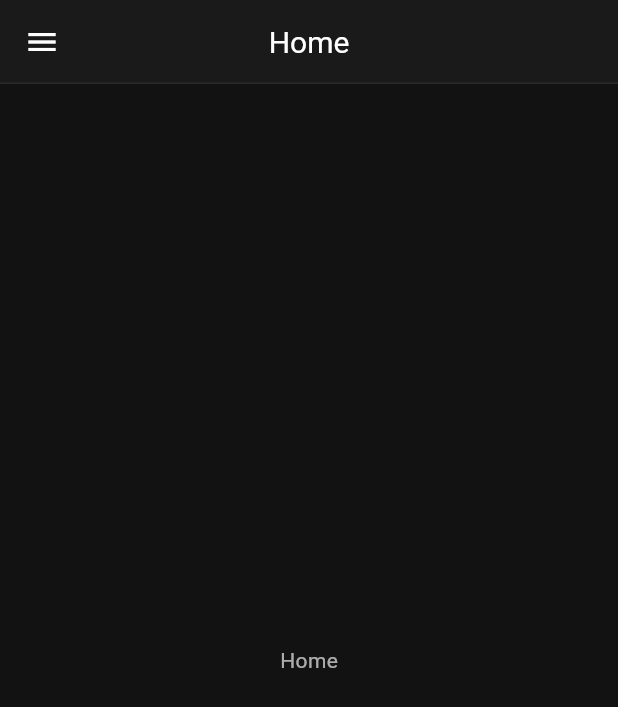
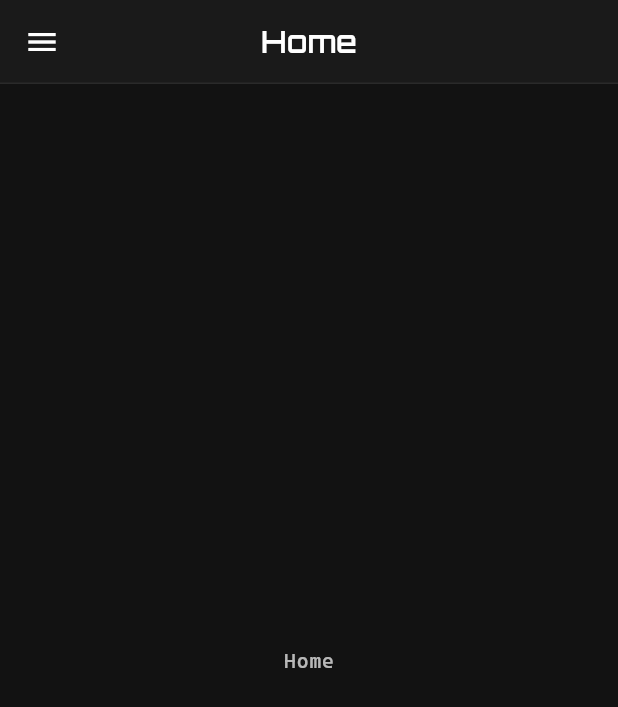
Before and after one commit to neurothrone/neurothrone-tech, a Flutter app: the screen it shows after launch, on a phone screen of 412 x 824 dp. Shown: the top 707 px of the screen. Run offline on Flutter 3.47's test engine with Material 3 defaults, Android fonts, the phone set to English and light mode, and no system bars; our stand-ins replace dio, flutter_dotenv, flutter_riverpod, freezed_annotation, get_it, go_router and 2 more.

Commit message:
feat: integrate Google Fonts and update text styles in theme.dart for improved typography

```diff
--- a/lib/src/core/ui/theme/theme.dart
+++ b/lib/src/core/ui/theme/theme.dart
@@ -1,4 +1,6 @@
 import 'package:flutter/material.dart';
+
+import 'package:google_fonts/google_fonts.dart';
 
 const Color primaryColor = Color(0xFF9F00FF); // Vivid Violet
 const Color surfaceDark = Color(0xFF1E1E1E);
@@ -40,12 +42,16 @@ final ThemeData appTheme = ThemeData(
     onSecondary: Colors.white70,
     onSurface: Colors.white,
   ),
-  appBarTheme: const AppBarTheme(
+  appBarTheme: AppBarTheme(
     backgroundColor: panelDark,
     elevation: 0,
-    iconTheme: IconThemeData(color: Colors.white),
-    titleTextStyle: TextStyle(color: Colors.white, fontSize: 20),
-    shape: Border(bottom: borderDividerStyle),
+    iconTheme: const IconThemeData(color: Colors.white),
+    titleTextStyle: GoogleFonts.orbitron(
+      color: Colors.white,
+      fontSize: 20,
+      fontWeight: FontWeight.w600,
+    ),
+    shape: const Border(bottom: borderDividerStyle),
   ),
   drawerTheme: const DrawerThemeData(
     backgroundColor: panelDark,
@@ -53,22 +59,67 @@ final ThemeData appTheme = ThemeData(
   navigationRailTheme: NavigationRailThemeData(
     backgroundColor: panelDark,
     selectedIconTheme: const IconThemeData(color: primaryColor),
-    selectedLabelTextStyle: const TextStyle(
-      color: primaryColor,
-      fontWeight: FontWeight.w400,
-    ),
     unselectedIconTheme: IconThemeData(
       color: Colors.white.withValues(alpha: 0.6),
     ),
-    unselectedLabelTextStyle: TextStyle(
-      color: Colors.white.withValues(alpha: 0.6),
+    selectedLabelTextStyle: GoogleFonts.orbitron(
+      color: primaryColor,
+      fontWeight: FontWeight.w500,
+      fontSize: 14,
+    ),
+    unselectedLabelTextStyle: GoogleFonts.orbitron(
+      color: Colors.white.withValues(alpha: 0.65),
+      fontWeight: FontWeight.w400,
+      fontSize: 14,
     ),
     indicatorColor: primaryColor.withValues(alpha: 0.2),
   ),
-  textTheme: TextTheme(
-    bodyLarge: TextStyle(color: Colors.white.withValues(alpha: 0.87)),
-    bodyMedium: TextStyle(color: Colors.white.withValues(alpha: 0.65)),
-    labelLarge: const TextStyle(fontWeight: FontWeight.w500),
+  textTheme: ThemeData.dark().textTheme.copyWith(
+    displayLarge: GoogleFonts.orbitron(
+      color: Colors.white,
+      fontSize: 32,
+      fontWeight: FontWeight.bold,
+    ),
+    displayMedium: GoogleFonts.orbitron(
+      color: Colors.white,
+      fontSize: 28,
+      fontWeight: FontWeight.bold,
+    ),
+    headlineLarge: GoogleFonts.orbitron(
+      color: Colors.white,
+      fontSize: 24,
+      fontWeight: FontWeight.w600,
+    ),
+    titleLarge: GoogleFonts.orbitron(
+      color: Colors.white,
+      fontSize: 20,
+      fontWeight: FontWeight.w600,
+    ),
+    titleMedium: GoogleFonts.orbitron(
+      color: Colors.white,
+      fontSize: 18,
+      fontWeight: FontWeight.w500,
+    ),
+    labelLarge: GoogleFonts.orbitron(
+      color: Colors.white,
+      fontSize: 14,
+      fontWeight: FontWeight.w500,
+    ),
+    bodyLarge: const TextStyle(
+      fontFamily: "CascadiaCode",
+      color: Colors.white,
+      fontSize: 16,
+    ),
+    bodyMedium: const TextStyle(
+      fontFamily: "CascadiaCode",
+      color: Colors.white70,
+      fontSize: 14,
+    ),
+    bodySmall: const TextStyle(
+      fontFamily: "CascadiaCode",
+      color: Colors.white54,
+      fontSize: 12,
+    ),
   ),
   elevatedButtonTheme: ElevatedButtonThemeData(
     style: ButtonStyle(
```
